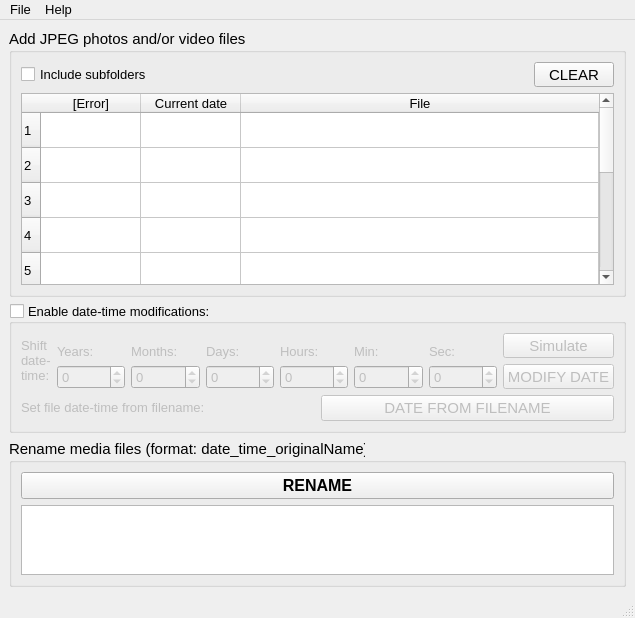
Above: my_gui/main_window.ui from uemk/FotoSort before the change. Below: the same form after it.
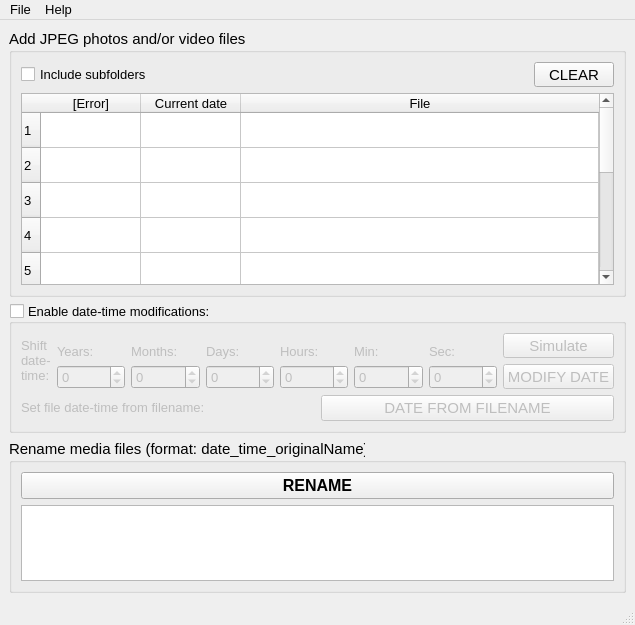
That is the form after the change. Icons and pictures are not drawn.

Commit message: Increase font sizes

```diff
--- a/my_gui/main_window.ui
+++ b/my_gui/main_window.ui
@@ -7,7 +7,7 @@
     <x>0</x>
     <y>0</y>
     <width>635</width>
-    <height>606</height>
+    <height>625</height>
    </rect>
   </property>
   <property name="font">
@@ -602,6 +602,11 @@
            <verstretch>0</verstretch>
           </sizepolicy>
          </property>
+         <property name="font">
+          <font>
+           <pointsize>10</pointsize>
+          </font>
+         </property>
          <property name="styleSheet">
           <string notr="true">color: rgb(32, 74, 135);</string>
          </property>
@@ -644,7 +649,7 @@
   <widget class="QStatusBar" name="statusbar">
    <property name="font">
     <font>
-     <pointsize>9</pointsize>
+     <pointsize>11</pointsize>
     </font>
    </property>
   </widget>
```
The commit also changes 3 other files.
